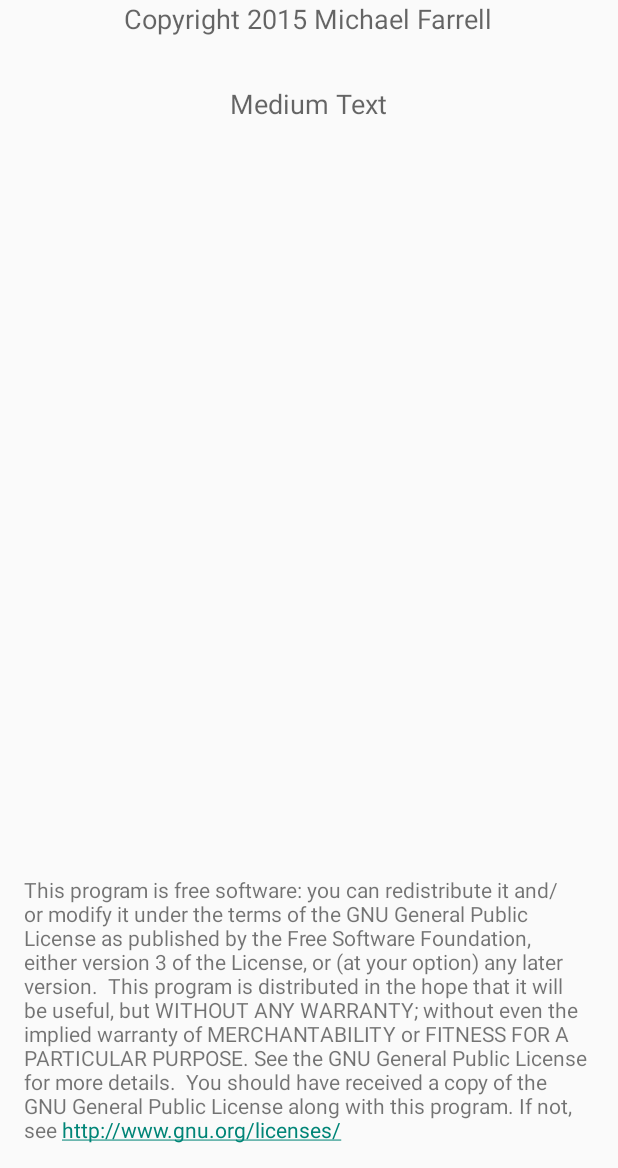
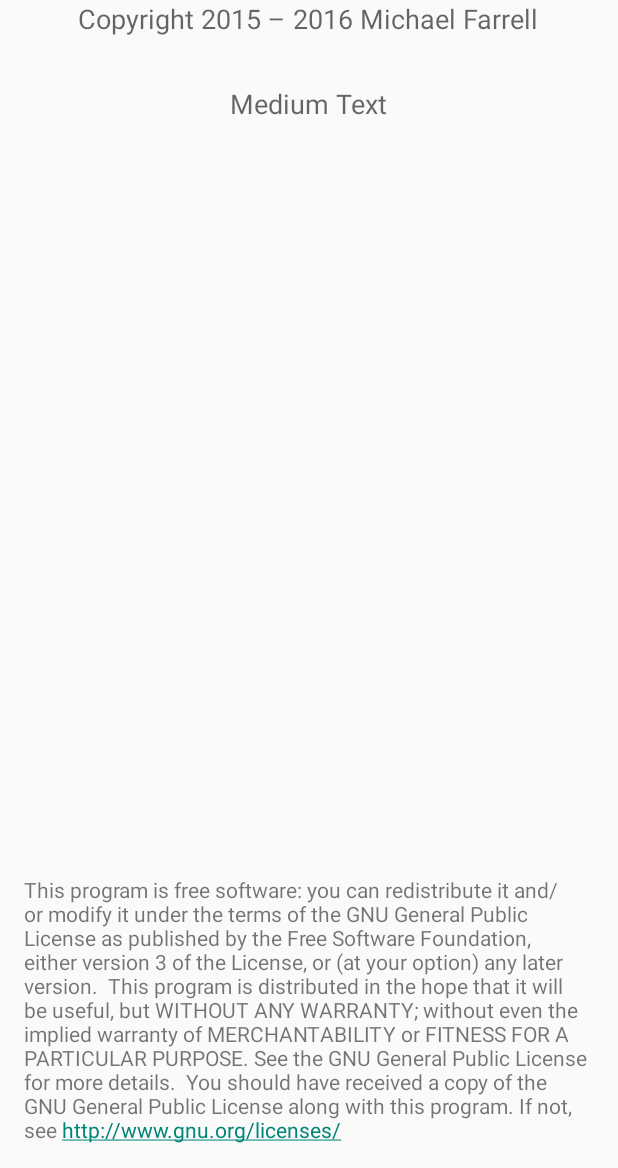
Before and after one commit to micolous/frogjump, an Android app: the layout activity_about.xml on its own in the app's theme, with its tools: preview values and no code run, on a phone screen of 412 x 824 dp, the part 68-1236 px from its top. Run offline under Robolectric (Android 15) with nearby library versions, the phone set to English and light mode, and no system bars.

Commit message:
now 2016

```diff
--- a/app/src/main/res/values/strings.xml
+++ b/app/src/main/res/values/strings.xml
@@ -49,5 +49,5 @@ You should have received a copy of the GNU General Public License along with thi
     <string name="recall_negative_unavailable">Cancel</string>
 
     <string name="cant_join_group">You can\'t join that group. Maybe it doesn\'t exist, or has expired?</string>
-    <string name="copyright">Copyright 2015 Michael Farrell</string>
+    <string name="copyright">Copyright 2015 – 2016 Michael Farrell</string>
 </resources>
```
Also changed, not shown: 1 other file.
